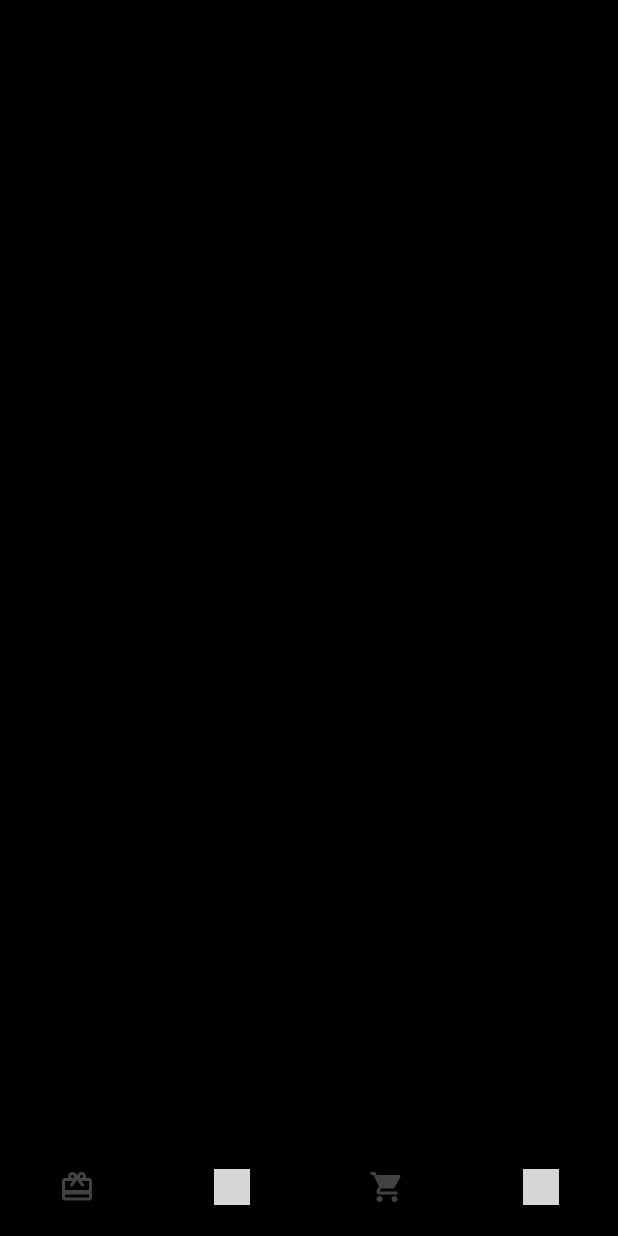
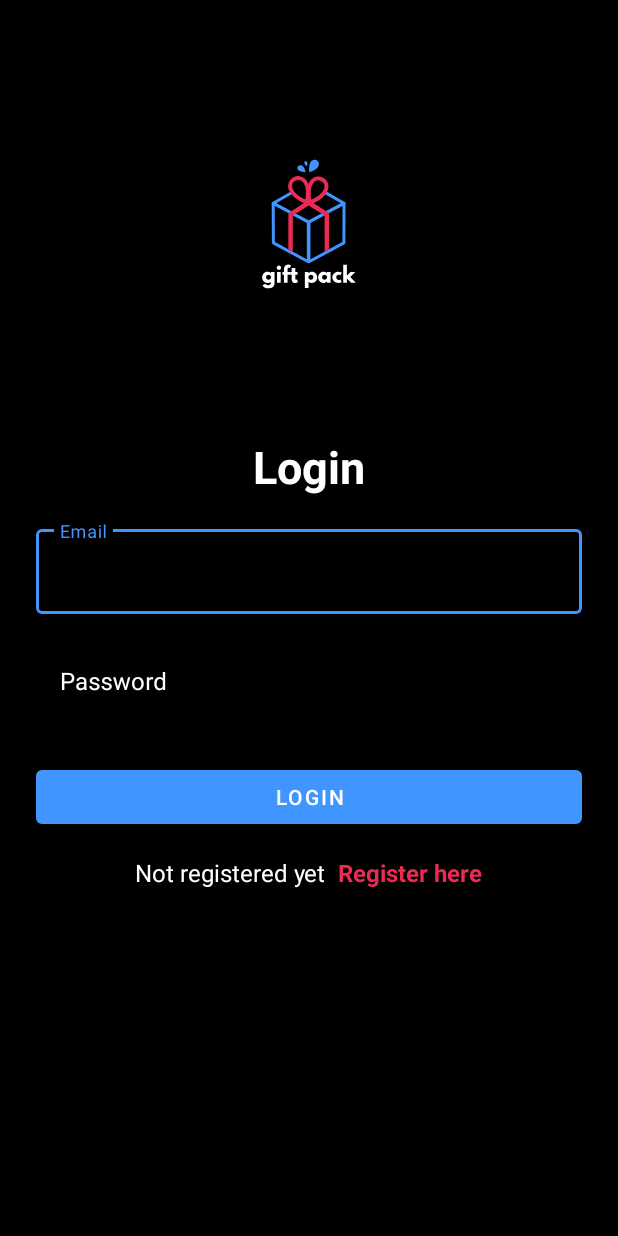
Before and after one commit to jonathanvalentino/PAM_TAS, an Android app: the screen it shows after launch (ProfileActivity before the commit, LoginActivity after it), item 4 of the bottom bar chosen, on a phone screen of 412 x 824 dp. Run offline under Robolectric (Android 15) with nearby library versions, the phone set to English and light mode, and no system bars; our stand-ins replace Firebase (no records; nobody signed in at launch, a user with empty details on screens opened directly); Roboto replaces fonts that are not available here; grey boxes are pictures that could not be loaded.

Commit message:
Add login & register connected through firebase

```diff
--- a/app/src/main/AndroidManifest.xml
+++ b/app/src/main/AndroidManifest.xml
@@ -11,6 +11,12 @@
         android:roundIcon="@mipmap/ic_launcher_round"
         android:supportsRtl="true"
         android:theme="@style/splashScreenTheme">
+        <activity
+            android:name=".LoginActivity"
+            android:exported="false" />
+        <activity
+            android:name=".RegisterActivity"
+            android:exported="false" />
         <activity
             android:name=".ProfileActivity"
             android:exported="false" />
--- /dev/null
+++ b/app/src/main/java/com/jonathan/pam_tas/LoginActivity.java
@@ -0,0 +1,73 @@
+package com.jonathan.pam_tas;
+
+import androidx.annotation.NonNull;
+import androidx.appcompat.app.AppCompatActivity;
+
+import android.content.Intent;
+import android.os.Bundle;
+import android.text.TextUtils;
+import android.widget.Button;
+import android.widget.TextView;
+import android.widget.Toast;
+
+import com.google.android.gms.tasks.OnCompleteListener;
+import com.google.android.gms.tasks.Task;
+import com.google.android.material.textfield.TextInputEditText;
+import com.google.firebase.auth.AuthResult;
+import com.google.firebase.auth.FirebaseAuth;
+
+public class LoginActivity extends AppCompatActivity {
+
+    TextInputEditText etLoginEmail;
+    TextInputEditText etLoginPassword;
+    TextView tvRegisterHere;
+    Button btnLogin;
+
+    FirebaseAuth mAuth;
+
+    @Override
+    protected void onCreate(Bundle savedInstanceState) {
+        super.onCreate(savedInstanceState);
+        setContentView(R.layout.activity_login);
+
+        etLoginEmail = findViewById(R.id.etLoginEmail);
+        etLoginPassword = findViewById(R.id.etLoginPass);
+        tvRegisterHere = findViewById(R.id.tvRegisterHere);
+        btnLogin = findViewById(R.id.btnLogin);
+
+        mAuth = FirebaseAuth.getInstance();
+
+        btnLogin.setOnClickListener(view -> {
+            loginUser();
+        });
+        tvRegisterHere.setOnClickListener(view ->{
+            startActivity(new Intent(LoginActivity.this, RegisterActivity.class));
+        });
+    }
+
+    private void loginUser(){
+        String email = etLoginEmail.getText().toString();
+        String password = etLoginPassword.getText().toString();
+
+        if (TextUtils.isEmpty(email)){
+            etLoginEmail.setError("Email cannot be empty");
+            etLoginEmail.requestFocus();
+        }else if (TextUtils.isEmpty(password)){
+            etLoginPassword.setError("Password cannot be empty");
+            etLoginPassword.requestFocus();
+        }else{
+            mAuth.signInWithEmailAndPassword(email,password).addOnCompleteListener(new OnCompleteListener<AuthResult>() {
+                @Override
+                public void onComplete(@NonNull Task<AuthResult> task) {
+                    if (task.isSuccessful()){
+                        Toast.makeText(LoginActivity.this, "User logged in successfully", Toast.LENGTH_SHORT).show();
+                        startActivity(new Intent(LoginActivity.this, MainActivity.class));
+                    }else{
+                        Toast.makeText(LoginActivity.this, "Log in Error: " + task.getException().getMessage(), Toast.LENGTH_SHORT).show();
+                    }
+                }
+            });
+        }
+    }
+
+}
--- a/app/src/main/java/com/jonathan/pam_tas/ProfileActivity.java
+++ b/app/src/main/java/com/jonathan/pam_tas/ProfileActivity.java
@@ -6,15 +6,29 @@ import androidx.appcompat.app.AppCompatActivity;
 import android.content.Intent;
 import android.os.Bundle;
 import android.view.MenuItem;
+import android.widget.Button;
 
 import com.google.android.material.bottomnavigation.BottomNavigationView;
+import com.google.firebase.auth.FirebaseAuth;
+import com.google.firebase.auth.FirebaseUser;
 
 public class ProfileActivity extends AppCompatActivity {
+
+    Button btnLogOut;
+    FirebaseAuth mAuth;
 
     @Override
     protected void onCreate(Bundle savedInstanceState) {
         super.onCreate(savedInstanceState);
         setContentView(R.layout.activity_profile);
+
+        btnLogOut = findViewById(R.id.btnLogout);
+        mAuth = FirebaseAuth.getInstance();
+
+        btnLogOut.setOnClickListener(view ->{
+            mAuth.signOut();
+            startActivity(new Intent(ProfileActivity.this, MainActivity.class));
+        });
 
         // Bottom navigation bar
         BottomNavigationView bottomNavigationView = findViewById(R.id.bottomNavBar);
@@ -44,4 +58,13 @@ public class ProfileActivity extends AppCompatActivity {
             }
         });
     }
+
+    @Override
+    protected void onStart() {
+        super.onStart();
+        FirebaseUser user = mAuth.getCurrentUser();
+        if (user == null){
+            startActivity(new Intent(ProfileActivity.this, LoginActivity.class));
+        }
+    }
 }
--- /dev/null
+++ b/app/src/main/res/layout/activity_login.xml
@@ -0,0 +1,113 @@
+<?xml version="1.0" encoding="utf-8"?>
+<LinearLayout xmlns:android="http://schemas.android.com/apk/res/android"
+    xmlns:app="http://schemas.android.com/apk/res-auto"
+    xmlns:tools="http://schemas.android.com/tools"
+    android:layout_width="match_parent"
+    android:layout_height="match_parent"
+    android:orientation="vertical"
+    android:padding="24dp"
+    android:background="@color/black"
+    tools:context=".LoginActivity">
+
+    <ImageView
+        android:id="@+id/imageView"
+        android:layout_width="200dp"
+        android:layout_height="200dp"
+        android:layout_gravity="center"
+        android:layout_marginTop="25dp"
+        android:src="@drawable/ic_logo"/>
+
+    <LinearLayout
+        android:layout_width="match_parent"
+        android:layout_height="match_parent"
+        android:orientation="vertical"
+        android:layout_gravity="center"
+        android:layout_marginTop="25dp">
+
+        <TextView
+            android:layout_width="match_parent"
+            android:layout_height="wrap_content"
+            android:text="Login"
+            android:textSize="30sp"
+            android:textStyle="bold"
+            android:textColor="@color/white"
+            android:gravity="center_horizontal"
+            android:layout_marginVertical="16dp"/>
+
+
+        <com.google.android.material.textfield.TextInputLayout
+            android:layout_width="match_parent"
+            style="@style/Widget.MaterialComponents.TextInputLayout.OutlinedBox"
+            android:layout_height="wrap_content"
+            app:boxStrokeColor="@color/colorPrimary"
+            app:hintTextColor="@color/colorPrimary"
+            android:textColorHint="@color/white"
+            >
+
+            <com.google.android.material.textfield.TextInputEditText
+                android:id="@+id/etLoginEmail"
+                android:layout_width="match_parent"
+                android:layout_height="wrap_content"
+                android:hint="Email"
+                android:textColor="@color/white"
+                android:inputType="textEmailAddress"
+                android:textCursorDrawable="@null"/>
+        </com.google.android.material.textfield.TextInputLayout>
+
+
+        <com.google.android.material.textfield.TextInputLayout
+            android:layout_width="match_parent"
+            style="@style/Widget.MaterialComponents.TextInputLayout.OutlinedBox"
+            android:layout_height="wrap_content"
+            android:layout_marginTop="12dp"
+            app:boxStrokeColor="@color/colorPrimary"
+            app:hintTextColor="@color/colorPrimary"
+            android:textColorHint="@color/white">
+
+            <com.google.android.material.textfield.TextInputEditText
+                android:id="@+id/etLoginPass"
+                android:layout_width="match_parent"
+                android:layout_height="wrap_content"
+                android:hint="Password"
+                android:textColor="@color/white"
+                android:inputType="textPassword"
+                android:textCursorDrawable="@null"/>
+        </com.google.android.material.textfield.TextInputLayout>
+
+        <com.google.android.material.button.MaterialButton
+            android:id="@+id/btnLogin"
+            android:layout_width="match_parent"
+            android:layout_height="wrap_content"
+            android:layout_marginTop="24dp"
+            android:text="Login"
+            app:backgroundTint="@color/colorIconPressed"/>
+
+        <LinearLayout
+            android:layout_width="match_parent"
+            android:layout_height="wrap_content"
+            android:layout_marginTop="15dp"
+            android:gravity="center"
+            android:orientation="horizontal">
+
+            <TextView
+                android:layout_width="wrap_content"
+                android:layout_height="wrap_content"
+                android:text="Not registered yet"
+                android:textColor="@color/white"
+                android:textSize="16sp"/>
+
+            <TextView
+                android:id="@+id/tvRegisterHere"
+                android:layout_width="wrap_content"
+                android:layout_height="wrap_content"
+                android:layout_marginLeft="8dp"
+                android:text="Register here"
+                android:textColor="@color/pink"
+                android:textStyle="bold"
+                android:textSize="16sp"/>
+
+        </LinearLayout>
+
+    </LinearLayout>
+
+</LinearLayout>
--- a/app/src/main/res/values/colors.xml
+++ b/app/src/main/res/values/colors.xml
@@ -3,11 +3,12 @@
     <color name="purple_200">#FFBB86FC</color>
     <color name="purple_500">#FF6200EE</color>
     <color name="purple_700">#FF3700B3</color>
+    <color name="pink">#EB2B54</color>
     <color name="teal_200">#FF03DAC5</color>
     <color name="teal_700">#FF018786</color>
     <color name="black">#FF000000</color>
     <color name="white">#FFFFFFFF</color>
-    <color name="colorPrimary">#FF000000</color>
+    <color name="colorPrimary">#4096FE</color>
     <color name="colorPrimaryVariant">#FF000000</color>
     <color name="colorIcon">#FFFFFFFF</color>
     <color name="colorAccent">#424242</color>
--- a/app/src/main/res/values/themes.xml
+++ b/app/src/main/res/values/themes.xml
@@ -2,7 +2,7 @@
     <!-- Base application theme. -->
     <style name="Theme.PAM_TAS" parent="Theme.MaterialComponents.DayNight.NoActionBar">
         <!-- Primary brand color. -->
-        <item name="colorPrimary">@color/black</item>
+        <item name="colorPrimary">@color/colorPrimary</item>
         <item name="colorPrimaryVariant">@color/black</item>
         <item name="colorOnPrimary">@color/white</item>
         <!-- Secondary brand color. -->
@@ -10,7 +10,7 @@
         <item name="colorSecondaryVariant">@color/teal_700</item>
         <item name="colorOnSecondary">@color/black</item>
         <!-- Status bar color. -->
-        <item name="android:statusBarColor" tools:targetApi="l">?attr/colorPrimaryVariant</item>
+        <item name="android:statusBarColor" tools:targetApi="l">@color/black</item>
         <!-- Customize your theme here. -->
     </style>
 
@@ -19,4 +19,5 @@
         <item name="android:statusBarColor">@color/black</item>
     </style>
 
+
 </resources>
```
Also changed, not shown: app/build.gradle (+10 -11 lines), app/src/main/java/com/jonathan/pam_tas/MainActivity.java (+13 -2 lines), app/src/main/java/com/jonathan/pam_tas/RegisterActivity.java (added, +74 -0 lines), app/src/main/res/layout/activity_main.xml (+78 -11 lines), app/src/main/res/layout/activity_profile.xml (+26 -0 lines), app/src/main/res/layout/activity_register.xml (added, +114 -0 lines), app/src/main/res/layout/item_container_location.xml (deleted, +0 -87 lines), build.gradle (+7 -3 lines), settings.gradle (+7 -1 lines).
